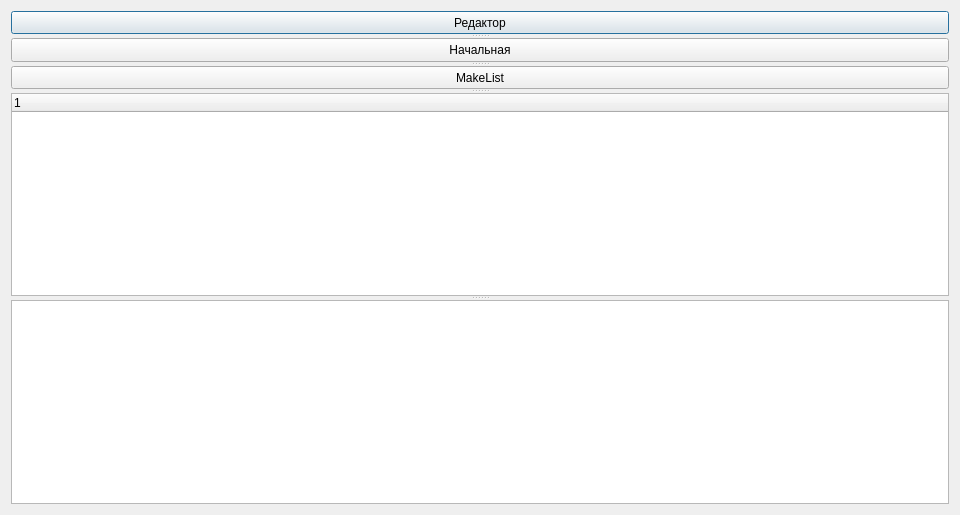
First picture: the form in dialog.ui, repository ClassicDP/ch_new, before the edit.
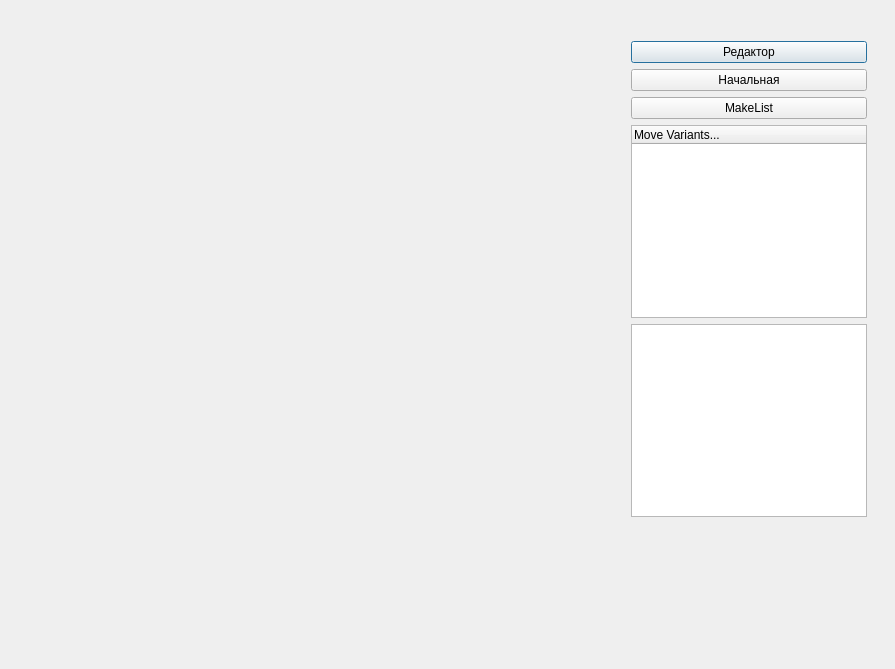
Second picture: the form after the edit.

Patch:
```diff
--- a/dialog.ui
+++ b/dialog.ui
@@ -6,48 +6,69 @@
    <rect>
     <x>0</x>
     <y>0</y>
-    <width>960</width>
-    <height>515</height>
+    <width>895</width>
+    <height>669</height>
    </rect>
   </property>
   <property name="windowTitle">
    <string>Dialog</string>
   </property>
-  <layout class="QHBoxLayout" name="horizontalLayout">
-   <item>
-    <layout class="QFormLayout" name="Layout"/>
-   </item>
-   <item>
-    <widget class="QSplitter" name="splitter">
-     <property name="orientation">
-      <enum>Qt::Vertical</enum>
-     </property>
+  <widget class="QWidget" name="formLayoutWidget">
+   <property name="geometry">
+    <rect>
+     <x>620</x>
+     <y>30</y>
+     <width>258</width>
+     <height>498</height>
+    </rect>
+   </property>
+   <layout class="QVBoxLayout" name="verticalLayout">
+    <item>
      <widget class="QPushButton" name="pushButton">
       <property name="text">
        <string>Редактор</string>
       </property>
      </widget>
+    </item>
+    <item>
      <widget class="QPushButton" name="pushButton_3">
       <property name="text">
        <string>Начальная</string>
       </property>
      </widget>
+    </item>
+    <item>
      <widget class="QPushButton" name="pushButton_2">
       <property name="text">
        <string>MakeList</string>
       </property>
      </widget>
+    </item>
+    <item>
      <widget class="QTreeWidget" name="treeWidget">
       <column>
        <property name="text">
-        <string notr="true">1</string>
+        <string>Move Variants...</string>
        </property>
       </column>
      </widget>
+    </item>
+    <item>
      <widget class="QListWidget" name="listWidget"/>
-    </widget>
-   </item>
-  </layout>
+    </item>
+   </layout>
+  </widget>
+  <widget class="QWidget" name="formLayoutWidget_2">
+   <property name="geometry">
+    <rect>
+     <x>10</x>
+     <y>10</y>
+     <width>601</width>
+     <height>591</height>
+    </rect>
+   </property>
+   <layout class="QFormLayout" name="Layout"/>
+  </widget>
  </widget>
  <layoutdefault spacing="6" margin="11"/>
  <resources/>
```
